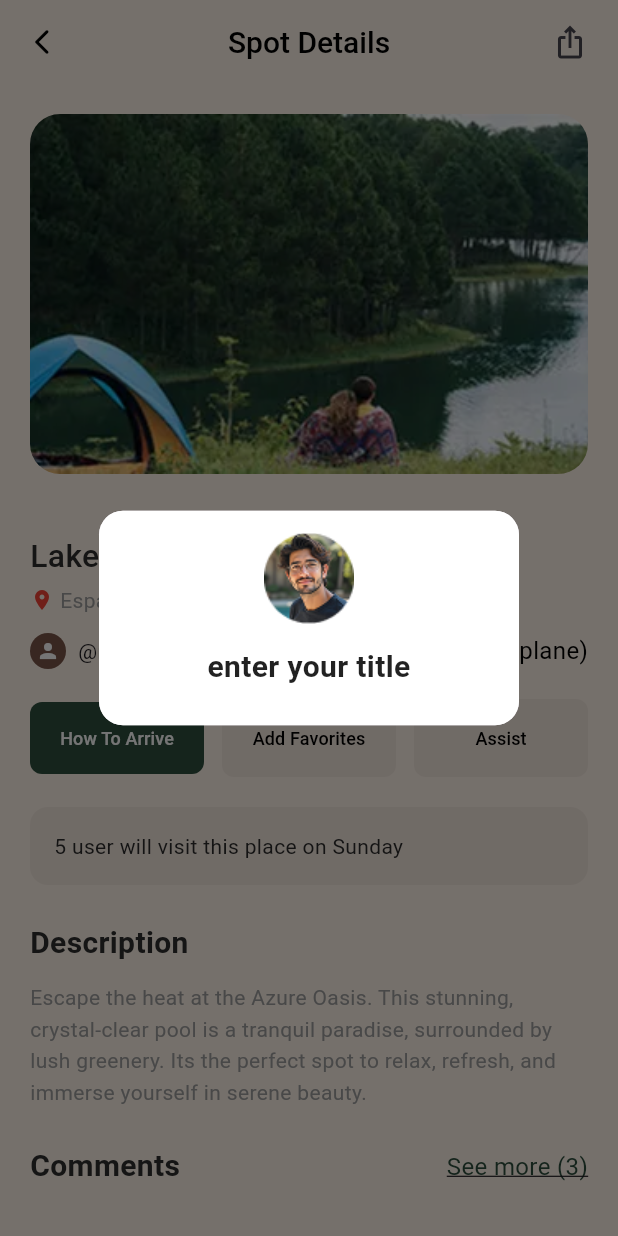
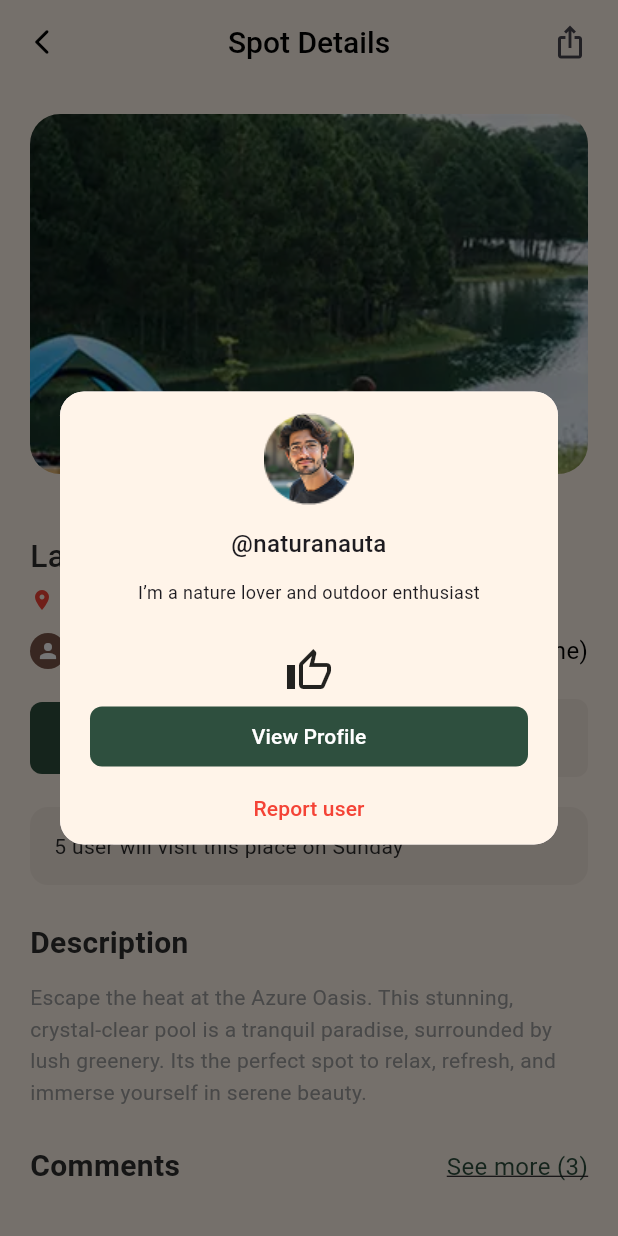
Before and after one commit to NahidAlamRahat/Zero-Signal, a Flutter app: the SpotDetailsScreen screen opened by its route, after a tap on "@naturanauta", on a phone screen of 412 x 824 dp. Run offline on Flutter 3.47's test engine with Material 3 defaults, Android fonts, the phone set to English and light mode, and no system bars; our stand-ins replace device_preview, flutter_screenutil, get, google_nav_bar, pin_code_fields.

Commit message:
sport details completed

```diff
--- a/zero_signal/lib/screen/sport_details/sport_details_screen.dart
+++ b/zero_signal/lib/screen/sport_details/sport_details_screen.dart
@@ -164,10 +164,46 @@ class _SpotDetailsScreenState extends State<SpotDetailsScreen> {
                                     showDialog(
                                       context: context,
                                       builder: (context) => ShowCustomDialog(
+                                        backgroundColor: AppColor.creamBackgroundColor,
+                                        title: '@naturanauta',
+                                        titleStyle:TextStyle(
+                                          fontWeight: FontWeight.w500,
+                                          fontSize: 16
+                                        ),
+                                        description: 'I’m a nature lover and outdoor enthusiast',
+                                        descriptionStyle: TextStyle(
+                                          fontSize: 12,
+                                          fontWeight: FontWeight.w400,
 
+                                        ),
                                         image: Image.asset(AppImagePath.profileImage),
                                         actionsLayout: ActionsLayout.column,
-                                        actions: [],
+                                        actions: [
+                                          Icon(Icons.thumb_up_outlined,size: 32,),
+
+                                          Padding(
+                                            padding: const EdgeInsets.only(right: 20,left: 20),
+                                            child: ButtonWidget(
+                                              backgroundColor: AppColor.backgroundColor,
+                                              label: 'View Profile',
+                                              fontSize: 14,
+                                              fontWeight: FontWeight.w500,
+                                              buttonHeight: 40,
+                                            ),
+                                          ),
+
+                                          Padding(
+                                            padding: const EdgeInsets.only(right: 20,left: 20),
+                                            child: ButtonWidget(
+                                              backgroundColor: Colors.transparent,
+                                              textColor: Colors.red,
+                                              label: 'Report user',
+                                              fontSize: 14,
+                                              fontWeight: FontWeight.w500,
+                                              buttonHeight: 40,
+                                            ),
+                                          )
+                                                                              ],
                                       ),
                                     );
                                   },
```
